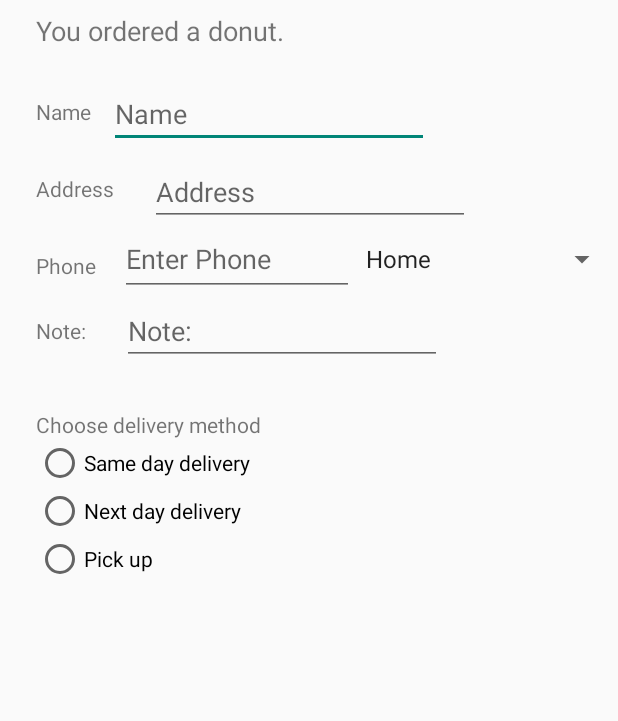
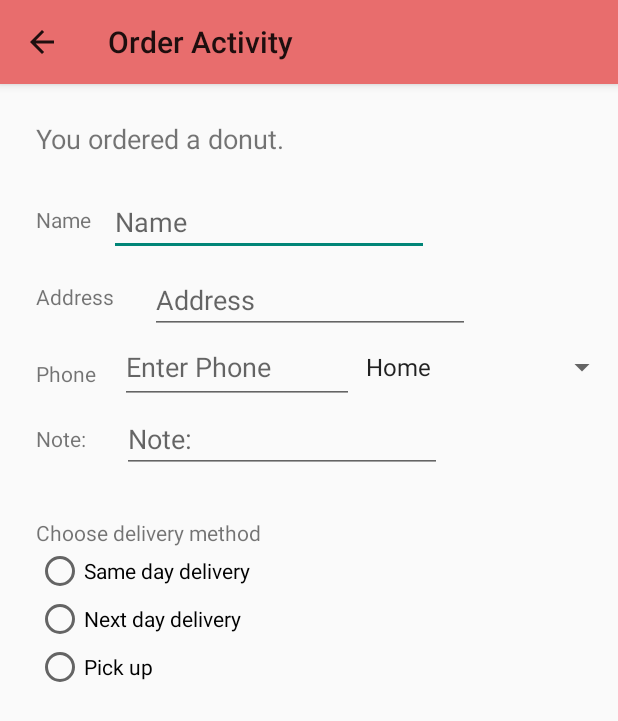
Before and after one commit to DuarteCosta/DroidDesserts-android-kotlin, an Android app: the screen it shows after launch (OrderActivity), after a tap on an icon or button, on a phone screen of 412 x 824 dp. Shown: the top 721 px of the screen. Run offline under Robolectric (Android 15) with nearby library versions, the phone set to English and light mode, and no system bars; 3 other taps on this screen came first.

Commit message:
Back button

```diff
--- a/app/src/main/AndroidManifest.xml
+++ b/app/src/main/AndroidManifest.xml
@@ -10,7 +10,12 @@
         android:supportsRtl="true"
         android:theme="@style/Theme.AppCompat.Light.NoActionBar"
         >
-        <activity android:name=".OrderActivity"></activity>
+        <activity android:name=".OrderActivity">
+            android:label="Order Activity"
+            android:parentActivityName=".MainActivity">
+            <meta-data android:name="android.support.PARENT_ACTIVITY"
+                android:value=".MainActivity"/>
+        </activity>
         <activity android:name=".MainActivity">
 
             <intent-filter>
--- a/app/src/main/java/com/example/myapplication/MainActivity.kt
+++ b/app/src/main/java/com/example/myapplication/MainActivity.kt
@@ -81,7 +81,7 @@ class MainActivity : AppCompatActivity() {
 
     private fun buyView(view: View){
         val intent = Intent(this, OrderActivity::class.java)
-        intent.putExtra("messag",message)
+        intent.putExtra("mes",message)
         startActivity(intent)
     }
 
--- a/app/src/main/java/com/example/myapplication/OrderActivity.kt
+++ b/app/src/main/java/com/example/myapplication/OrderActivity.kt
@@ -18,8 +18,8 @@ class OrderActivity : AppCompatActivity(), AdapterView.OnItemSelectedListener {
 
         // Get the intent and its data.
         val intent = intent.extras
-        var messag = intent?.getString("messag")
-        orderss.text = messag
+        val mes = intent?.getString("mes")
+        orderss.text = mes
         val phoneLabels = resources.getStringArray(R.array.labels_array)
 
         if (phone_text != null) {
@@ -29,6 +29,10 @@ class OrderActivity : AppCompatActivity(), AdapterView.OnItemSelectedListener {
             )
             phone_text.adapter = adapter
         }
+
+        setSupportActionBar(my_toolbar2)
+        supportActionBar?.setDisplayHomeAsUpEnabled(true)
+
 
 
     }
--- a/app/src/main/res/layout/activity_order.xml
+++ b/app/src/main/res/layout/activity_order.xml
@@ -7,17 +7,28 @@
     tools:context=".OrderActivity">
 
 
+    <androidx.appcompat.widget.Toolbar
+        android:id="@+id/my_toolbar2"
+        app:title="Order Activity"
+        android:layout_width="match_parent"
+        android:layout_height="?attr/actionBarSize"
+        android:background="#E86D6D"
+        android:elevation="4dp"
+        android:theme="@style/ThemeOverlay.AppCompat.ActionBar"
+        app:layout_constraintTop_toTopOf="parent"
+        tools:layout_editor_absoluteX="0dp" />
+
     <TextView
         android:id="@+id/orderss"
         android:layout_width="wrap_content"
         android:layout_height="wrap_content"
         android:layout_marginStart="24dp"
         android:layout_marginLeft="24dp"
-        android:layout_marginTop="8dp"
+        android:layout_marginTop="24dp"
         android:text="@string/order"
         android:textSize="18sp"
         app:layout_constraintStart_toStartOf="parent"
-        app:layout_constraintTop_toTopOf="parent" />
+        app:layout_constraintTop_toBottomOf="@+id/my_toolbar2" />
 
     <TextView
         android:id="@+id/textView2"
```
